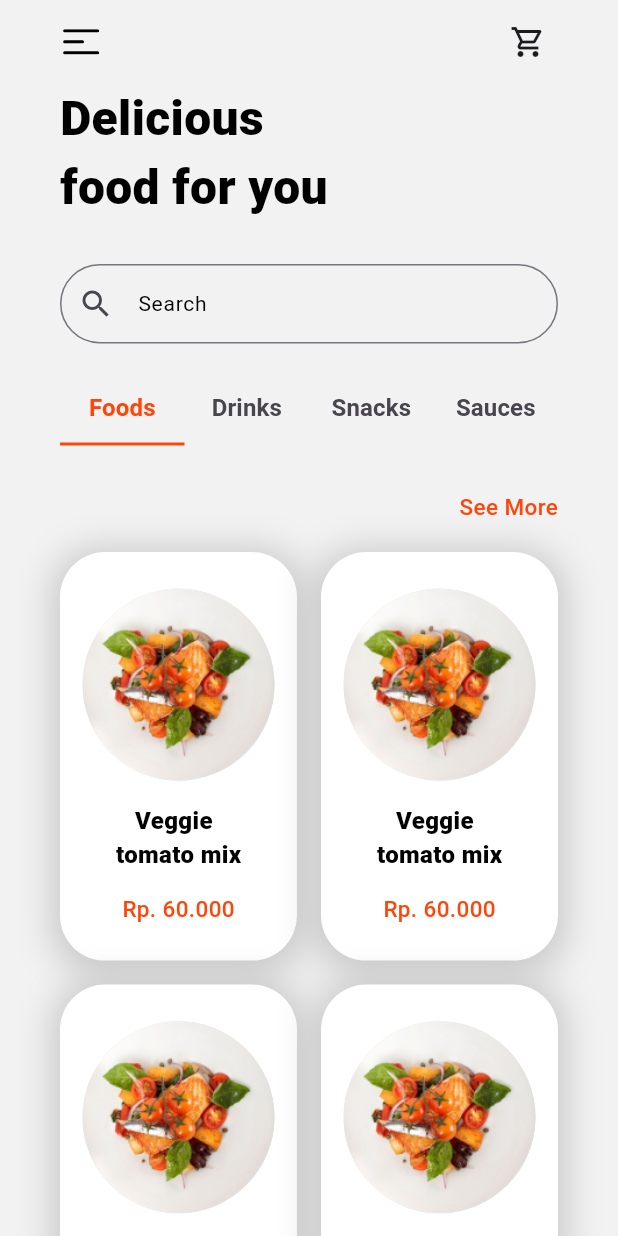
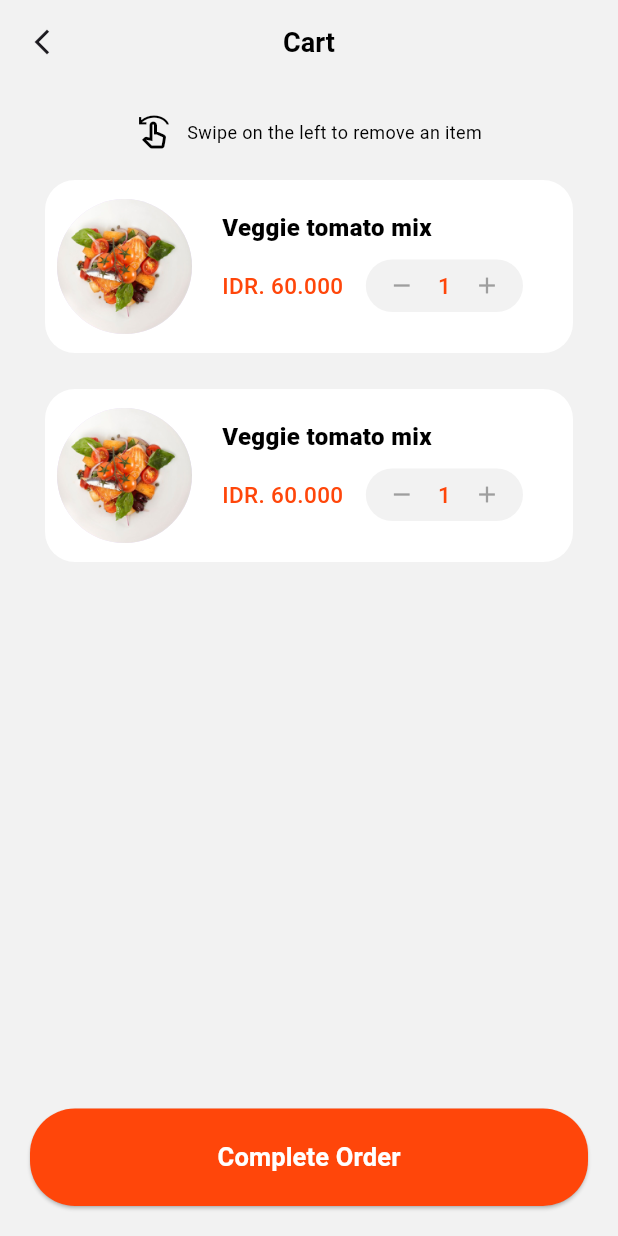
Before and after one commit to ferya2/cafe_app, a Flutter app: the HomePage screen opened directly, after a tap on the "shopping cart" icon, on a phone screen of 412 x 824 dp. Run offline on Flutter 3.47's test engine with Material 3 defaults, Android fonts, the phone set to English and light mode, and no system bars; our stand-ins replace carousel_slider, flutter_svg, google_fonts.

Commit message:
update cart page

```diff
--- a/app_rest/app_rest/lib/constanst/card/card.dart
+++ b/app_rest/app_rest/lib/constanst/card/card.dart
@@ -40,7 +40,7 @@ Widget buildContainerCard() {
         const SizedBox(
           height: 14,
         ),
-        Text('Rp. 60.000', style: AppTextStyle.subtitle2),
+        Text('IDR. 30.000', style: AppTextStyle.subtitle2),
         const SizedBox(
           height: 24,
         ),
--- a/app_rest/app_rest/lib/constanst/textstyles/textstyle.dart
+++ b/app_rest/app_rest/lib/constanst/textstyles/textstyle.dart
@@ -55,4 +55,10 @@ class AppTextStyle {
 
   static TextStyle priceProduct = GoogleFonts.roboto(
       fontSize: 20, fontWeight: FontWeight.w600, color: AppColor.primaryColor);
+
+  static TextStyle hintSwipe = GoogleFonts.roboto(
+      fontSize: 12, fontWeight: FontWeight.w400, color: AppColor.blackNeutral);
+
+  static TextStyle cartText = GoogleFonts.roboto(
+      fontSize: 12, fontWeight: FontWeight.w400, color: AppColor.whiteNeutral);
 }
--- /dev/null
+++ b/app_rest/app_rest/lib/view/cart.dart
@@ -0,0 +1,187 @@
+import 'package:app_rest/constanst/bottomnav/bottomnavbar.dart';
+import 'package:app_rest/constanst/colors/colors.dart';
+import 'package:app_rest/constanst/textstyles/textstyle.dart';
+import 'package:flutter/material.dart';
+
+class CartPage extends StatefulWidget {
+  const CartPage({Key? key}) : super(key: key);
+
+  @override
+  State<CartPage> createState() => _CartPageState();
+}
+
+int _count = 1;
+
+class _CartPageState extends State<CartPage> {
+  void incrementCounter() {
+    setState(() {
+      _count++;
+    });
+  }
+
+  void decrementCounter() {
+    setState(() {
+      if (_count > 1) {
+        _count--;
+      }
+    });
+  }
+
+  @override
+  Widget build(BuildContext context) {
+    return Scaffold(
+      backgroundColor: AppColor.whiteGradient,
+      appBar: AppBar(
+        backgroundColor: AppColor.whiteGradient,
+        automaticallyImplyLeading: false,
+        leading: IconButton(
+          onPressed: () {
+            Navigator.pop(context);
+          },
+          icon: const Icon(Icons.arrow_back_ios_new),
+          iconSize: 20,
+        ),
+        title: Text(
+          "Cart",
+          style: AppTextStyle.appBarTextStyle,
+        ),
+        centerTitle: true,
+        actions: const [],
+      ),
+      body: SingleChildScrollView(
+        child: Container(
+          padding: const EdgeInsets.only(left: 30, right: 30),
+          child: Column(
+            crossAxisAlignment: CrossAxisAlignment.center,
+            children: [
+              const SizedBox(height: 20),
+              Row(
+                mainAxisAlignment: MainAxisAlignment.center,
+                children: [
+                  const Icon(Icons.swipe_left_outlined, color: Colors.black),
+                  const SizedBox(width: 10),
+                  Text('Swipe on the left to remove an item',
+                      style: AppTextStyle.hintSwipe),
+                ],
+              ),
+              const SizedBox(height: 20),
+              SizedBox(
+                width: double.infinity,
+                child: ListView.builder(
+                  physics: const BouncingScrollPhysics(),
+                  shrinkWrap: true,
+                  itemCount: 2,
+                  itemBuilder: (context, index) {
+                    return Column(
+                      children: [
+                        Container(
+                          decoration: BoxDecoration(
+                            color: AppColor.whiteNeutral,
+                            borderRadius: const BorderRadius.all(
+                              Radius.circular(20.0),
+                            ),
+                          ),
+                          height: MediaQuery.of(context).size.height * 0.14,
+                          width: double.infinity,
+                          margin: const EdgeInsets.only(bottom: 16),
+                          child: Row(
+                            children: [
+                              const SizedBox(width: 8),
+                              const CircleAvatar(
+                                backgroundImage:
+                                    AssetImage('images/png/vege.png'),
+                                radius: 45,
+                              ),
+                              const SizedBox(width: 20),
+                              Column(
+                                crossAxisAlignment: CrossAxisAlignment.start,
+                                children: [
+                                  const SizedBox(height: 20),
+                                  Text(
+                                    'Veggie tomato mix',
+                                    style: AppTextStyle.nameProduct,
+                                  ),
+                                  const SizedBox(height: 10),
+                                  Row(
+                                    mainAxisAlignment:
+                                        MainAxisAlignment.spaceBetween,
+                                    children: [
+                                      Text(
+                                        'IDR. 60.000',
+                                        style: AppTextStyle.subtitle2,
+                                      ),
+                                      const SizedBox(width: 15),
+                                      Container(
+                                        height: 35,
+                                        decoration: BoxDecoration(
+                                            color: AppColor.whiteGradient,
+                                            borderRadius:
+                                                const BorderRadius.all(
+                                              Radius.circular(20.0),
+                                            )),
+                                        child: Row(
+                                          children: [
+                                            IconButton(
+                                              onPressed: () {
+                                                decrementCounter();
+                                              },
+                                              icon: const Icon(Icons.remove),
+                                              color: AppColor.greyNeutral,
+                                              iconSize: 18,
+                                            ),
+                                            Text('$_count',
+                                                style: AppTextStyle.subtitle2),
+                                            IconButton(
+                                              onPressed: () {
+                                                incrementCounter();
+                                              },
+                                              icon: const Icon(Icons.add),
+                                              color: AppColor.greyNeutral,
+                                              iconSize: 18,
+                                            ),
+                                          ],
+                                        ),
+                                      ),
+                                    ],
+                                  ),
+                                ],
+                              ),
+                            ],
+                          ),
+                        ),
+                        const SizedBox(height: 8), // Jarak antara item
+                      ],
+                    );
+                  },
+                ),
+              ),
+            ],
+          ),
+        ),
+      ),
+      bottomNavigationBar: Padding(
+          padding: const EdgeInsets.only(left: 20, right: 20, bottom: 20),
+          child: SizedBox(
+            height: 65,
+            width: double.infinity,
+            child: ElevatedButton(
+              style: ElevatedButton.styleFrom(
+                shape: RoundedRectangleBorder(
+                  borderRadius: BorderRadius.circular(30),
+                ),
+                backgroundColor: AppColor.primaryColor,
+              ),
+              onPressed: () {
+                Navigator.push(context, MaterialPageRoute(builder: (context) {
+                  return const BottomNavBar();
+                }));
+              },
+              child: Text(
+                'Complete Order',
+                style: AppTextStyle.btnSign,
+              ),
+            ),
+          )),
+    );
+  }
+}
--- a/app_rest/app_rest/lib/view/home.dart
+++ b/app_rest/app_rest/lib/view/home.dart
@@ -1,6 +1,7 @@
 import 'package:app_rest/constanst/card/card.dart';
 import 'package:app_rest/constanst/colors/colors.dart';
 import 'package:app_rest/constanst/textstyles/textstyle.dart';
+import 'package:app_rest/view/cart.dart';
 import 'package:app_rest/view/detail_product.dart';
 import 'package:app_rest/view/result_search.dart';
 import 'package:flutter/material.dart';
@@ -49,7 +50,11 @@ class _HomePageState extends State<HomePage>
                 onPressed: () {},
                 icon: SvgPicture.asset('images/svg/Vector.svg')),
             IconButton(
-                onPressed: () {},
+                onPressed: () {
+                  Navigator.push(context, MaterialPageRoute(builder: (context) {
+                    return const CartPage();
+                  }));
+                },
                 icon: const Icon(Icons.shopping_cart_outlined)),
           ]),
         ),
--- a/app_rest/app_rest/lib/view/result_search.dart
+++ b/app_rest/app_rest/lib/view/result_search.dart
@@ -47,7 +47,7 @@ class ResultPage extends StatelessWidget {
                 child: Container(
                   width: MediaQuery.of(context).size.width,
                   decoration: BoxDecoration(
-                    borderRadius: BorderRadius.only(
+                    borderRadius: const BorderRadius.only(
                       topRight: Radius.circular(32),
                       topLeft: Radius.circular(32),
                     ),
```
